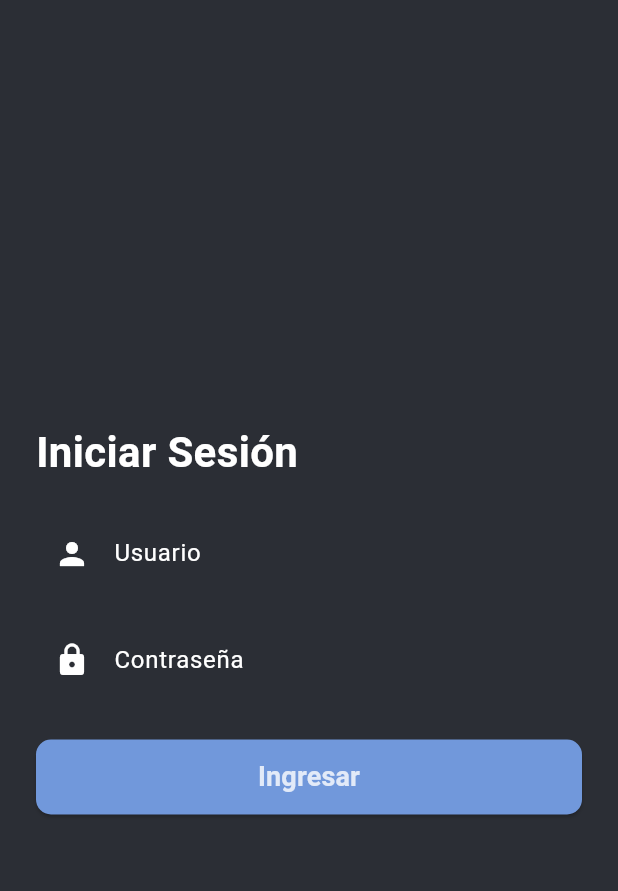
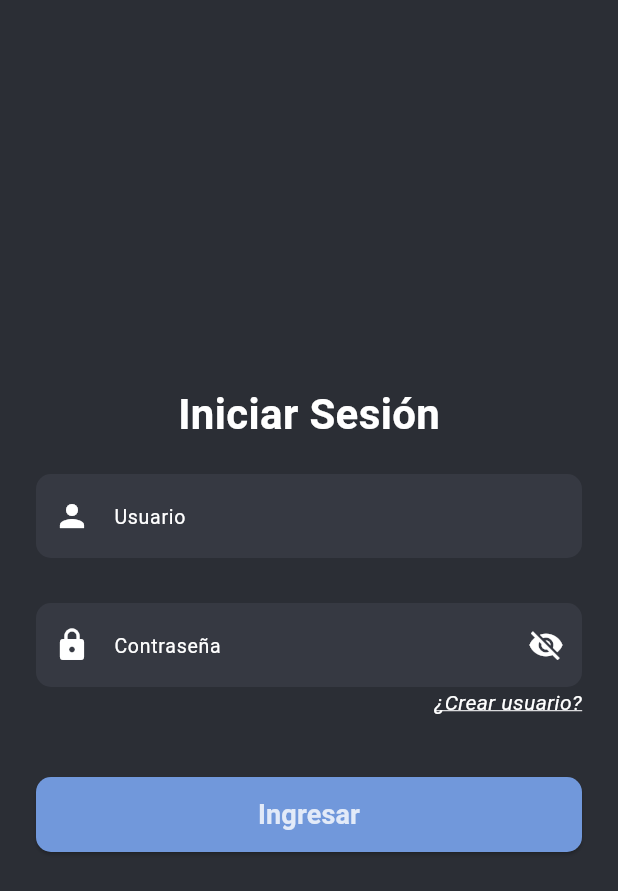
Before and after one commit to joellop/GFP-FrontEnd, a Flutter app: the screen it shows after launch, on a phone screen of 412 x 824 dp. Shown: the top 891 px of the screen. Run offline on Flutter 3.47's test engine with Material 3 defaults, Android fonts, the phone set to English and light mode, and no system bars; our stand-ins replace dio, shared_preferences.

Commit message:
avance de diseños

```diff
--- a/lib/screens/pantalla_inicio_sesion.dart
+++ b/lib/screens/pantalla_inicio_sesion.dart
@@ -69,7 +69,7 @@ class PantallaIniciSesionState extends State<PantallaIniciSesion> {
             key: _formKey,
             child: Column(
               mainAxisAlignment: MainAxisAlignment.center,
-              crossAxisAlignment: CrossAxisAlignment.start,
+              crossAxisAlignment: CrossAxisAlignment.center,
               children: [
                 const Text("Iniciar Sesión",
                     style: TextStyle(
@@ -77,23 +77,40 @@ class PantallaIniciSesionState extends State<PantallaIniciSesion> {
                       fontWeight: FontWeight.bold,
                     )),
                 const SizedBox(height: 20),
-                CampoTextoCustomizable(
-                  controller: _nombreController,
-                  hintText: "Usuario",
-                  prefixIcon: Icons.person,
-                  validator: (value) =>
+                CampoTextoConIcono(
+                  controlador: _nombreController,
+                  texto: "Usuario",
+                  icono: Icons.person,
+                  validacion: (value) =>
                       value!.isEmpty ? "Ingrese su usuario" : null,
                 ),
-                const SizedBox(height: 15),
-                CampoTextoCustomizable(
-                  controller: _contrasenaController,
-                  hintText: "Contraseña",
-                  prefixIcon: Icons.lock,
-                  obscureText: true,
-                  validator: (value) =>
-                      value!.length < 6 ? "Mínimo 6 caracteres" : null,
+                const SizedBox(height: 30),
+                CampoTextoConIcono(
+                  controlador: _contrasenaController,
+                  texto: "Contraseña",
+                  icono: Icons.lock,
+                  esContrasena: true,
+                  validacion: (value) =>
+                      value!.isEmpty ? "Ingrese su contras" : null,
                 ),
-                const SizedBox(height: 25),
+                GestureDetector(
+                    onTap: () {
+                      Navigator.push(
+                        context,
+                        MaterialPageRoute(
+                            builder: (context) => PantallaInicio()),
+                      );
+                    },
+                    child: Align(
+                        alignment: Alignment.centerRight,
+                        child: const Text("¿Crear usuario?",
+                            style: TextStyle(
+                              decoration: TextDecoration.underline,
+                              decorationColor: ColorAplicacion.blanco,
+                              fontStyle: FontStyle.italic ,
+
+                            )))),
+                const SizedBox(height: 40),
                 _cargando
                     ? const Center(
                         child: CircularProgressIndicator(
--- a/lib/widgets/campo_texto_customizable.dart
+++ b/lib/widgets/campo_texto_customizable.dart
@@ -1,35 +1,89 @@
 import 'package:flutter/material.dart';
 import '../theme/paleta_colores.dart';
 
-class CampoTextoCustomizable extends StatelessWidget {
-  final TextEditingController controller;
-  final String hintText;
-  final IconData prefixIcon;
-  final bool obscureText;
-  final String? Function(String?)? validator;
+///Input con icono (inluye para contasena)
+class CampoTextoConIcono extends StatefulWidget {
+  final TextEditingController controlador;
+  final String texto;
+  final IconData icono;
+  final bool esContrasena;
+  final String? Function(String?)? validacion;
 
-  const CampoTextoCustomizable({
+  const CampoTextoConIcono({
     super.key,
-    required this.controller,
-    required this.hintText,
-    required this.prefixIcon,
-    this.obscureText = false,
-    this.validator,
+    required this.controlador,
+    required this.texto,
+    required this.icono,
+    this.esContrasena = false,
+    this.validacion,
+  });
+
+  @override
+  CampoTextoConIconoState createState() => CampoTextoConIconoState();
+}
+
+class CampoTextoConIconoState extends State<CampoTextoConIcono> {
+  bool _obscureText = true; // Inicialmente oculta la contraseña
+
+  @override
+  Widget build(BuildContext context) {
+    return TextFormField(
+      controller: widget.controlador,
+      obscureText: widget.esContrasena ? _obscureText : false,
+      validator: widget.validacion,
+      style: const TextStyle(color: ColorAplicacion.blanco),
+      decoration: InputDecoration(
+        hintText: widget.texto,
+        hintStyle: const TextStyle(color: ColorAplicacion.blanco, fontSize: 13),
+        prefixIcon: Icon(widget.icono, color: ColorAplicacion.blanco),
+        filled: true,
+        fillColor: ColorAplicacion.secundario,
+        border: OutlineInputBorder(
+          borderRadius: BorderRadius.circular(10),
+          borderSide: BorderSide.none,
+        ),
+        suffixIcon: widget.esContrasena
+            ? IconButton(
+                icon: Icon(
+                  _obscureText ? Icons.visibility_off : Icons.visibility,
+                  color: ColorAplicacion.blanco,
+                ),
+                onPressed: () {
+                  setState(() {
+                    _obscureText = !_obscureText;
+                  });
+                },
+              )
+            : null,
+      ),
+    );
+  }
+}
+
+///Input sin icono
+class CampoTextoSinIcono extends StatelessWidget {
+  final TextEditingController controlador;
+  final String placeholder;
+  final String? Function(String?)? validacion;
+
+  const CampoTextoSinIcono({
+    super.key,
+    required this.controlador,
+    required this.placeholder,
+    this.validacion,
   });
 
   @override
   Widget build(BuildContext context) {
     return TextFormField(
-      controller: controller,
-      obscureText: obscureText,
-      validator: validator,
+      controller: controlador,
+      validator: validacion,
       style: const TextStyle(color: ColorAplicacion.blanco),
       decoration: InputDecoration(
-        hintText: hintText,
-        hintStyle: TextStyle(color: ColorAplicacion.blanco),
-        prefixIcon: Icon(prefixIcon, color: ColorAplicacion.blanco),
+        hintText: placeholder,
+        hintStyle: TextStyle(color: ColorAplicacion.blanco, fontSize: 13),
         filled: true,
-        fillColor: ColorAplicacion.primario,
+        fillColor: ColorAplicacion.secundario,
         border: OutlineInputBorder(
           borderRadius: BorderRadius.circular(10),
           borderSide: BorderSide.none,
@@ -38,3 +92,49 @@ class CampoTextoCustomizable extends StatelessWidget {
     );
   }
 }
+
+///Input con titulo
+class CampoTextoConTitulo extends StatelessWidget {
+  final TextEditingController controlador;
+  final String titulo;
+  final String? Function(String?)? validacion;
+
+  const CampoTextoConTitulo({
+    super.key,
+    required this.controlador,
+    required this.titulo,
+    this.validacion,
+  });
+
+  @override
+  Widget build(BuildContext context) {
+    return Column(
+      crossAxisAlignment: CrossAxisAlignment.start,
+      children: [
+        // Título del campo de texto
+        Text(
+          titulo,
+          style: TextStyle(
+            fontSize: 13,
+            color: ColorAplicacion.blanco,
+            fontWeight: FontWeight.bold,
+          ),
+        ),
+        const SizedBox(height: 10),
+        TextFormField(
+          controller: controlador,
+          validator: validacion,
+          style: const TextStyle(color: ColorAplicacion.blanco),
+          decoration: InputDecoration(
+            filled: true,
+            fillColor: ColorAplicacion.secundario,
+            border: OutlineInputBorder(
+              borderRadius: BorderRadius.circular(10),
+              borderSide: BorderSide.none,
+            ), // Espaciado interior
+          ),
+        ),
+      ],
+    );
+  }
+}
```
